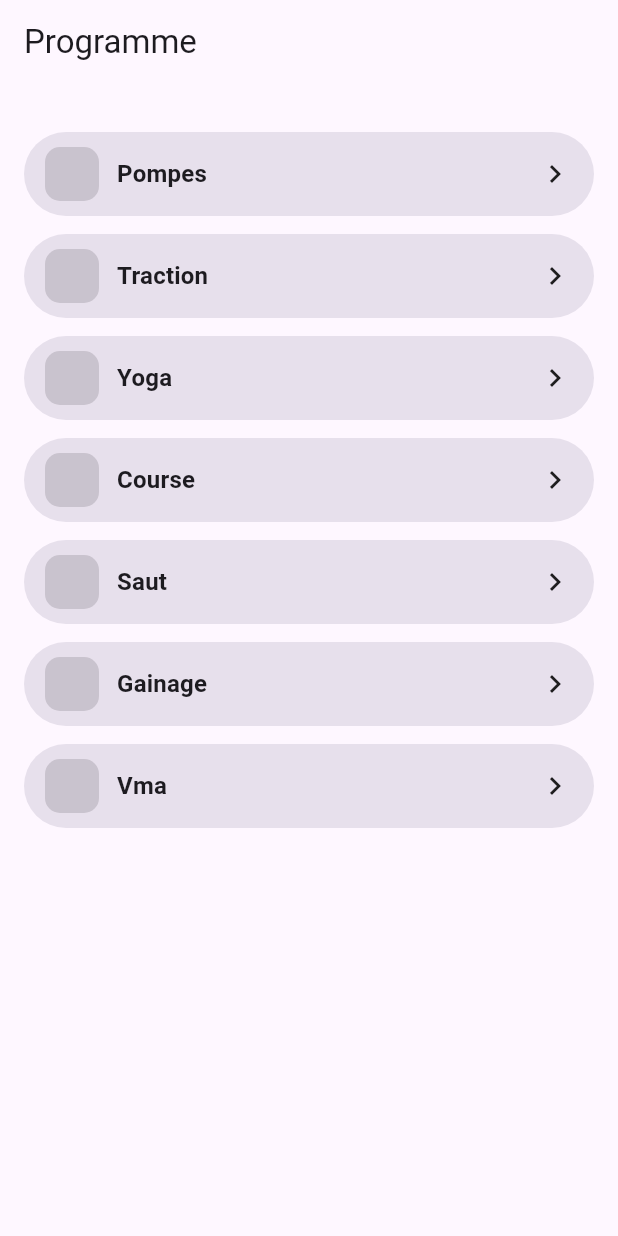
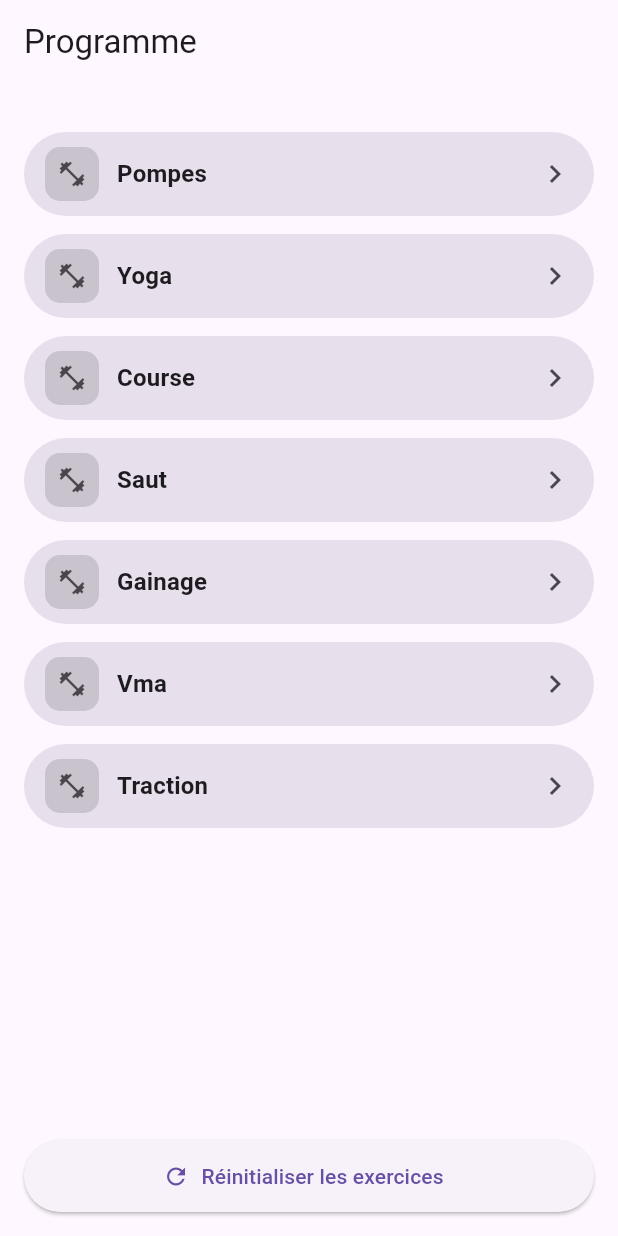
Before and after one commit to Louen12/natation, a Flutter app: the screen it shows after launch, on a phone screen of 412 x 824 dp. Run offline on Flutter 3.47's test engine with Material 3 defaults, Android fonts, the phone set to English and light mode, and no system bars; our stand-ins replace sensors_plus, sqflite; accounts and stored records are empty.

Commit message:
ajout sauvegarde en base de l'exercice quand il est finit / Affichage des exercices finis / ajout bouton réinitialisation des exercices

```diff
--- a/lib/models/exercise.dart
+++ b/lib/models/exercise.dart
@@ -12,6 +12,8 @@ class Exercise {
   final int? heightObjective; // cm
   final int? time; // sec
   final String? type;
+  final bool? _isDone;
+  bool get isDone => _isDone ?? false;
 
   Exercise({
     required this.id,
@@ -26,9 +28,9 @@ class Exercise {
     this.heightObjective,
     this.time,
     this.type,
-  });
+    bool isDone = false,
+  }) : _isDone = isDone;
 
-  // Helpers de parsing
   static int? _toInt(dynamic v) {
     if (v == null) return null;
     if (v is int) return v;
@@ -45,6 +47,17 @@ class Exercise {
     return null;
   }
 
+  static bool _toBoolDone(dynamic v) {
+    if (v == null) return false;
+    if (v is bool) return v;
+    if (v is int) return v == 1;
+    if (v is String) {
+      final s = v.trim().toLowerCase();
+      return s == '1' || s == 'true' || s == 't' || s == 'yes' || s == 'y';
+    }
+    return false;
+  }
+
   factory Exercise.fromJson(Map<String, dynamic> json) {
     return Exercise(
       id: _toInt(json['id']) ?? 0,
@@ -59,6 +72,7 @@ class Exercise {
       heightObjective: _toInt(json['height_objective']),
       time: _toInt(json['time']),
       type: json['type']?.toString(),
+      isDone: false,
     );
   }
 
@@ -75,6 +89,7 @@ class Exercise {
     'height_objective': heightObjective,
     'time': time,
     'type': type,
+    'is_done': isDone ? 1 : 0,
   };
 
   factory Exercise.fromMap(Map<String, dynamic> map) => Exercise(
@@ -90,5 +105,6 @@ class Exercise {
     heightObjective: map['height_objective'] as int?,
     time: map['time'] as int?,
     type: map['type'] as String?,
+    isDone: _toBoolDone(map['is_done']),
   );
 }
--- a/lib/screens/program.dart
+++ b/lib/screens/program.dart
@@ -2,6 +2,7 @@ import 'package:flutter/material.dart';
 import '../models/exercise.dart';
 import '../services/exercise_api.dart';
 import '../widgets/exercise_capsule.dart';
+import '../repositories/exercice_repository.dart'; // NEW
 
 class ProgramPage extends StatefulWidget {
   final String title;
@@ -13,12 +14,27 @@ class ProgramPage extends StatefulWidget {
 }
 
 class _ProgramPageState extends State<ProgramPage> {
-  late final Future<List<Exercise>> _future;
+  late Future<List<Exercise>> _future;
+  final _repo = ExerciseRepository(); // NEW
+  bool _resetting = false; // NEW
 
   @override
   void initState() {
     super.initState();
     _future = ExerciseApi.fetchExercises();
+  }
+
+  Future<void> _refresh() async {
+    setState(() {
+      _future = ExerciseApi.fetchExercises();
+    });
+  }
+
+  Future<void> _onResetAll() async {
+    setState(() => _resetting = true);
+    await _repo.resetAllDone();
+    await _refresh();
+    if (mounted) setState(() => _resetting = false);
   }
 
   @override
@@ -28,7 +44,8 @@ class _ProgramPageState extends State<ProgramPage> {
       body: FutureBuilder<List<Exercise>>(
         future: _future,
         builder: (context, snapshot) {
-          if (snapshot.connectionState == ConnectionState.waiting) {
+          if (snapshot.connectionState == ConnectionState.waiting &&
+              !snapshot.hasData) {
             return const Center(child: CircularProgressIndicator());
           }
           final items = snapshot.data ?? const <Exercise>[];
@@ -36,27 +53,53 @@ class _ProgramPageState extends State<ProgramPage> {
             return const Center(child: Text('Aucun exercice.'));
           }
 
-          return ListView.separated(
-            padding: const EdgeInsets.fromLTRB(16, 20, 16, 20),
+          return RefreshIndicator(
+            onRefresh: _refresh,
+            child: ListView.separated(
+              padding: const EdgeInsets.fromLTRB(16, 20, 16, 120), // espace bas
               itemCount: items.length + 1,
               separatorBuilder: (_, __) => const SizedBox(height: 12),
               itemBuilder: (context, index) {
                 if (index == 0) {
-                return Center();
+                  return const SizedBox.shrink();
                 }
                 final ex = items[index - 1];
-              return ExercisePill(
+
+                return GestureDetector(
+                  onTap: () async {
+                    final changed = await Navigator.of(context).pushNamed(
+                      "/${(ex.name).toLowerCase()}",
+                      arguments: ex,
+                    );
+                    if (changed == true) {
+                      await _refresh();
+                    }
+                  },
+                  child: ExercisePill(
                     title: ex.name,
-                onTap: () {
-                  Navigator.of(
-                    context,
-                  ).pushNamed("/${(ex.name).toLowerCase()}", arguments: ex);
-                },
-              );
-            },
+                    completed: ex.isDone,
+                  ),
                 );
               },
             ),
           );
+        },
+      ),
+      bottomNavigationBar: SafeArea(
+        child: Padding(
+          padding: const EdgeInsets.fromLTRB(16, 8, 16, 16),
+          child: ElevatedButton.icon(
+            onPressed: _resetting ? null : _onResetAll,
+            icon: const Icon(Icons.refresh),
+            label: Text(_resetting
+                ? 'Réinitialisation...'
+                : 'Réinitialiser les exercices'),
+            style: ElevatedButton.styleFrom(
+              minimumSize: const Size.fromHeight(48),
+            ),
+          ),
+        ),
+      ),
+    );
   }
 }
--- a/lib/services/exercise_api.dart
+++ b/lib/services/exercise_api.dart
@@ -1,20 +1,27 @@
 import 'dart:convert';
 import 'package:flutter/services.dart' show rootBundle;
+import 'package:natation/repositories/exercice_repository.dart';
 import '../models/exercise.dart';
 
 class ExerciseApi {
+  static final _repo = ExerciseRepository();
+
   static Future<List<Exercise>> fetchExercises() async {
-    // Simule le temps réseau
-    // A modifier quand on fera une vraie requête HTTP vers le mockapi
-    await Future.delayed(const Duration(seconds: 2));
+    // Simule un temps réseau
+    // await Future.delayed(const Duration(seconds: 1));
 
-    // Lecture du fichier local comme si c'était une réponse HTTP
+    // Charge le JSON
     final jsonStr = await rootBundle.loadString('assets/db.json');
     final Map<String, dynamic> data = jsonDecode(jsonStr);
+    final List<dynamic> list = data['exercice'] ?? [];
 
-    final List<dynamic> list = data['exercice'] ?? [];
-    return list
+    final seed = list
         .map((e) => Exercise.fromJson(e as Map<String, dynamic>))
         .toList();
+
+    // Seeder en BDD uniquement si vide
+    await _repo.seedIfEmpty(seed);
+
+    return _repo.getAll();
   }
 }
--- a/lib/widgets/exercise_capsule.dart
+++ b/lib/widgets/exercise_capsule.dart
@@ -4,14 +4,37 @@ class ExercisePill extends StatelessWidget {
   final String title;
   final VoidCallback? onTap;
 
-  const ExercisePill({super.key, required this.title, this.onTap});
+  final bool completed;
+
+  const ExercisePill({
+    super.key,
+    required this.title,
+    this.onTap,
+    this.completed = false,
+  });
 
   @override
   Widget build(BuildContext context) {
     final theme = Theme.of(context);
 
+    final bgColor = completed
+        ? theme.colorScheme.primary.withOpacity(0.12)
+        : theme.colorScheme.surfaceVariant;
+
+    final iconBoxColor = completed
+        ? theme.colorScheme.primary.withOpacity(0.20)
+        : theme.colorScheme.onSurface.withOpacity(0.15);
+
+    final trailingIcon = completed ? Icons.check_circle : Icons.chevron_right;
+
+    final leadingIcon = completed ? Icons.check : Icons.fitness_center;
+
+    final leadingIconColor = completed
+        ? theme.colorScheme.primary
+        : theme.colorScheme.onSurface.withOpacity(0.75);
+
     return Material(
-      color: theme.colorScheme.surfaceVariant,
+      color: bgColor,
       borderRadius: BorderRadius.circular(999),
       child: InkWell(
         onTap: onTap,
@@ -20,27 +43,38 @@ class ExercisePill extends StatelessWidget {
           padding: const EdgeInsets.symmetric(horizontal: 14, vertical: 10),
           child: Row(
             children: [
-              // Icone
+              // Icon
               Container(
                 width: 36,
                 height: 36,
                 decoration: BoxDecoration(
-                  color: theme.colorScheme.onSurface.withOpacity(0.15),
+                  color: iconBoxColor,
                   borderRadius: BorderRadius.circular(10),
                 ),
+                child: Icon(leadingIcon, size: 20, color: leadingIconColor),
               ),
               const SizedBox(width: 12),
               // Titre
               Expanded(
                 child: Text(
                   title,
+                  overflow: TextOverflow.ellipsis,
                   style: theme.textTheme.titleMedium?.copyWith(
                     color: theme.colorScheme.onSurface,
                     fontWeight: FontWeight.w600,
+                    decoration: completed
+                        ? TextDecoration.lineThrough
+                        : TextDecoration.none,
+                    decorationThickness: completed ? 2 : 1,
                   ),
                 ),
               ),
-              const Icon(Icons.chevron_right),
+              Icon(
+                trailingIcon,
+                color: completed
+                    ? theme.colorScheme.primary
+                    : theme.colorScheme.onSurfaceVariant,
+              ),
             ],
           ),
         ),
```
Also changed, not shown: lib/db/app_database.dart (+21 -3 lines), lib/repositories/exercice_repository.dart (+34 -0 lines), lib/screens/yoga.dart (+103 -50 lines). Lines whose indentation alone changed are shown as unchanged.
